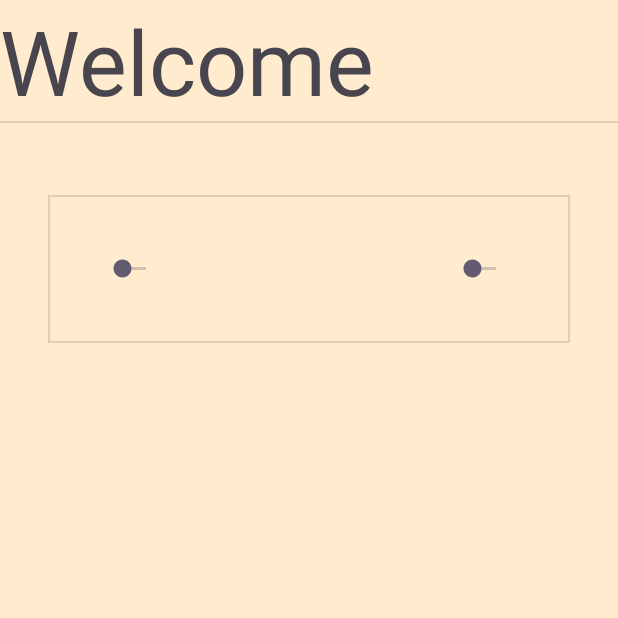
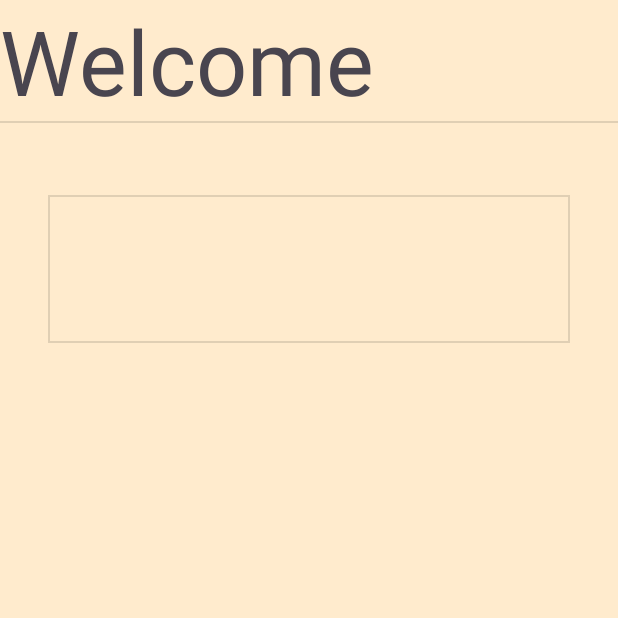
Before and after one commit to wegnermichae/Golf_Handicap_App, an Android app: the screen it shows after launch (MainActivity), on a phone screen of 412 x 824 dp, the top half of it. Run offline under Robolectric (Android 15) with nearby library versions, the phone set to English and light mode, and no system bars.

Commit message:
Deleted unused main activity elements and their associated elements in the controller class

```diff
--- a/app/src/main/java/com/example/golfhandicapapp/MainActivity.java
+++ b/app/src/main/java/com/example/golfhandicapapp/MainActivity.java
@@ -58,11 +58,7 @@ public class MainActivity extends AppCompatActivity {
         PlayerButton = findViewById(R.id.PlayerButton);
         CourseButton = findViewById(R.id.CourseButton);
         BagButton = findViewById(R.id.BagButton);
-        scoreSeekBar = findViewById(R.id.scoreSeekBar);
-        handicapSeekBar = findViewById(R.id.handicapSeekBar);
         headingText = findViewById(R.id.textHeading);
-        previousScore = findViewById(R.id.previousScore);
-        currentHandicap = findViewById(R.id.currentHandicap);
         playButton = findViewById(R.id.playButton);
 
         setupButtonNav();
--- a/app/src/main/res/layout/activity_main.xml
+++ b/app/src/main/res/layout/activity_main.xml
@@ -186,40 +186,6 @@
         app:layout_constraintTop_toBottomOf="@+id/divider3"
         app:layout_constraintVertical_bias="1.0" />
 
-    <TextView
-        android:id="@+id/previousScore"
-        android:layout_width="wrap_content"
-        android:layout_height="wrap_content"
-        android:layout_marginStart="64dp"
-        app:layout_constraintBottom_toTopOf="@+id/divider4"
-        app:layout_constraintStart_toEndOf="@+id/divider5" />
-
-    <TextView
-        android:id="@+id/currentHandicap"
-        android:layout_width="wrap_content"
-        android:layout_height="wrap_content"
-        android:layout_marginEnd="64dp"
-        app:layout_constraintBottom_toTopOf="@+id/divider4"
-        app:layout_constraintEnd_toStartOf="@+id/divider6" />
-
-    <SeekBar
-        android:id="@+id/scoreSeekBar"
-        android:layout_width="0dp"
-        android:layout_height="32dp"
-        android:layout_marginStart="32dp"
-        app:layout_constraintBottom_toTopOf="@+id/divider4"
-        app:layout_constraintStart_toEndOf="@+id/divider5"
-        app:layout_constraintTop_toBottomOf="@+id/divider3" />
-
-    <SeekBar
-        android:id="@+id/handicapSeekBar"
-        android:layout_width="0dp"
-        android:layout_height="32dp"
-        android:layout_marginEnd="32dp"
-        app:layout_constraintBottom_toTopOf="@+id/divider4"
-        app:layout_constraintEnd_toStartOf="@+id/divider6"
-        app:layout_constraintTop_toBottomOf="@+id/divider3" />
-
     <Button
         android:id="@+id/playButton"
         android:layout_width="wrap_content"
```
